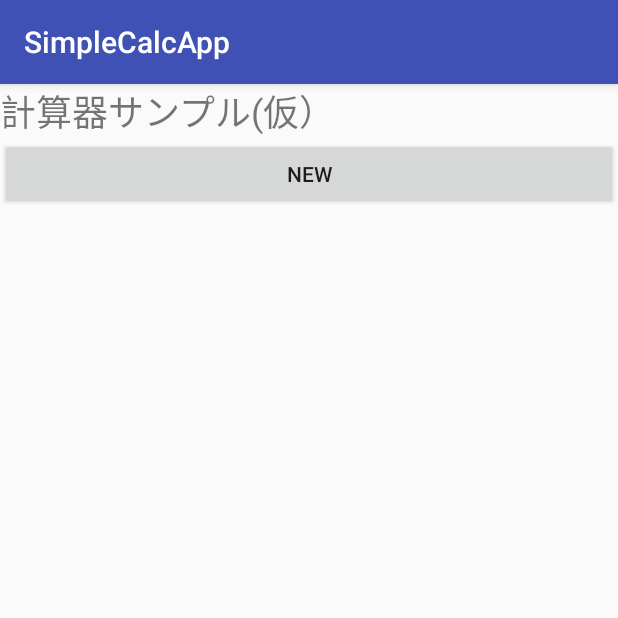
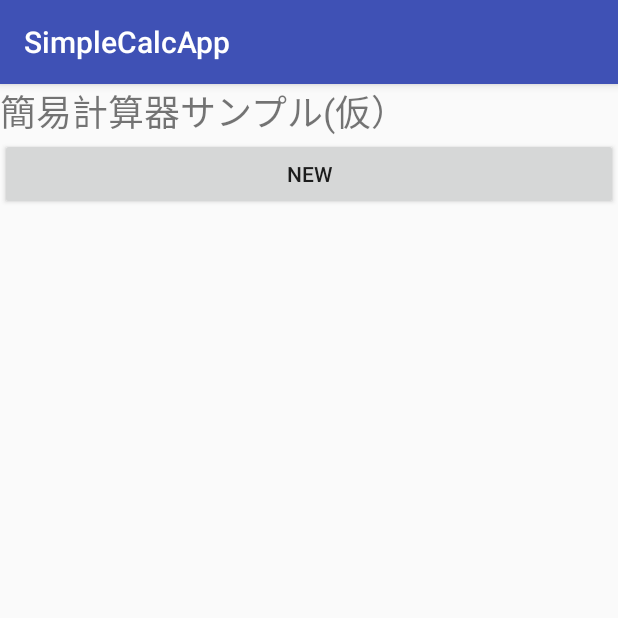
Before and after one commit to akishino25/SampleCalcApp, an Android app: the screen it shows after launch (MainActivity), on a phone screen of 412 x 824 dp, the top half of it. Run offline under Robolectric (Android 15) with nearby library versions, the light colour scheme and no system bars.

Commit message:
git push テスト

```diff
--- a/app/src/main/res/values/strings.xml
+++ b/app/src/main/res/values/strings.xml
@@ -1,6 +1,6 @@
 <resources>
     <string name="app_name">SimpleCalcApp</string>
-    <string name="mainTitle">計算器サンプル(仮）</string>
+    <string name="mainTitle">簡易計算器サンプル(仮）</string>
     <string name="newButton">New</string>
 
     <string name="detailTitle">詳細画面</string>
```
